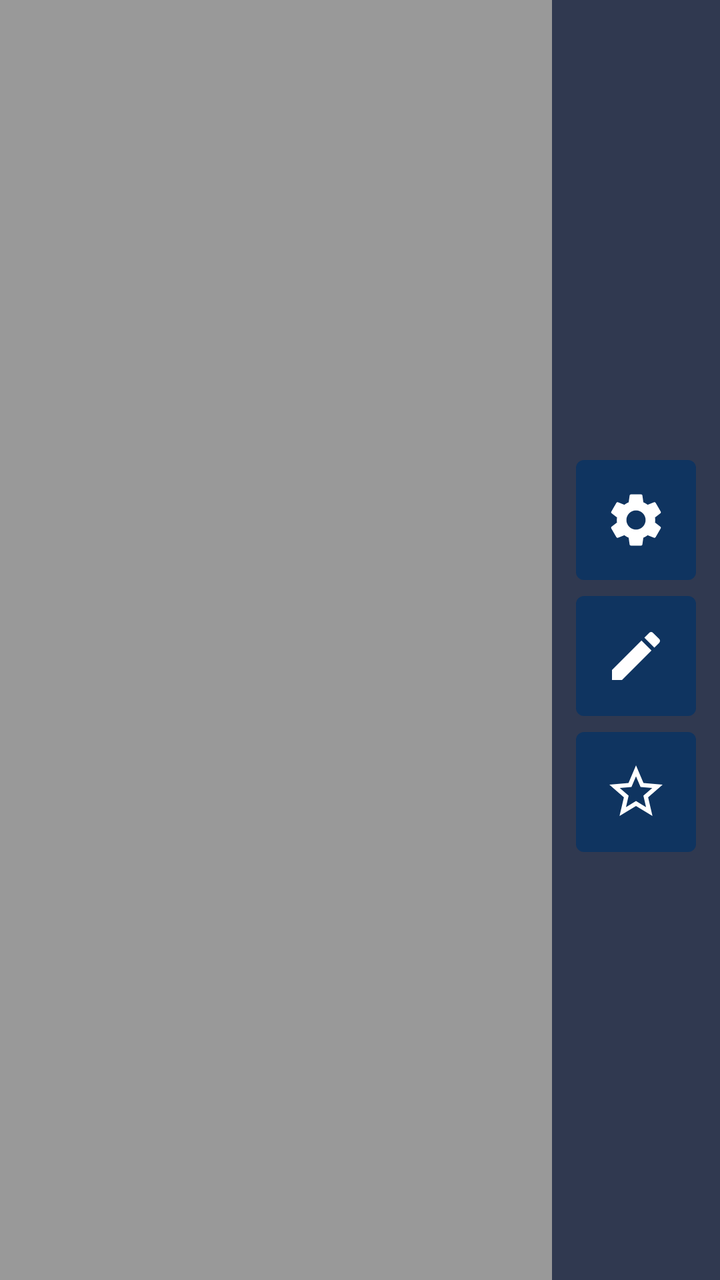
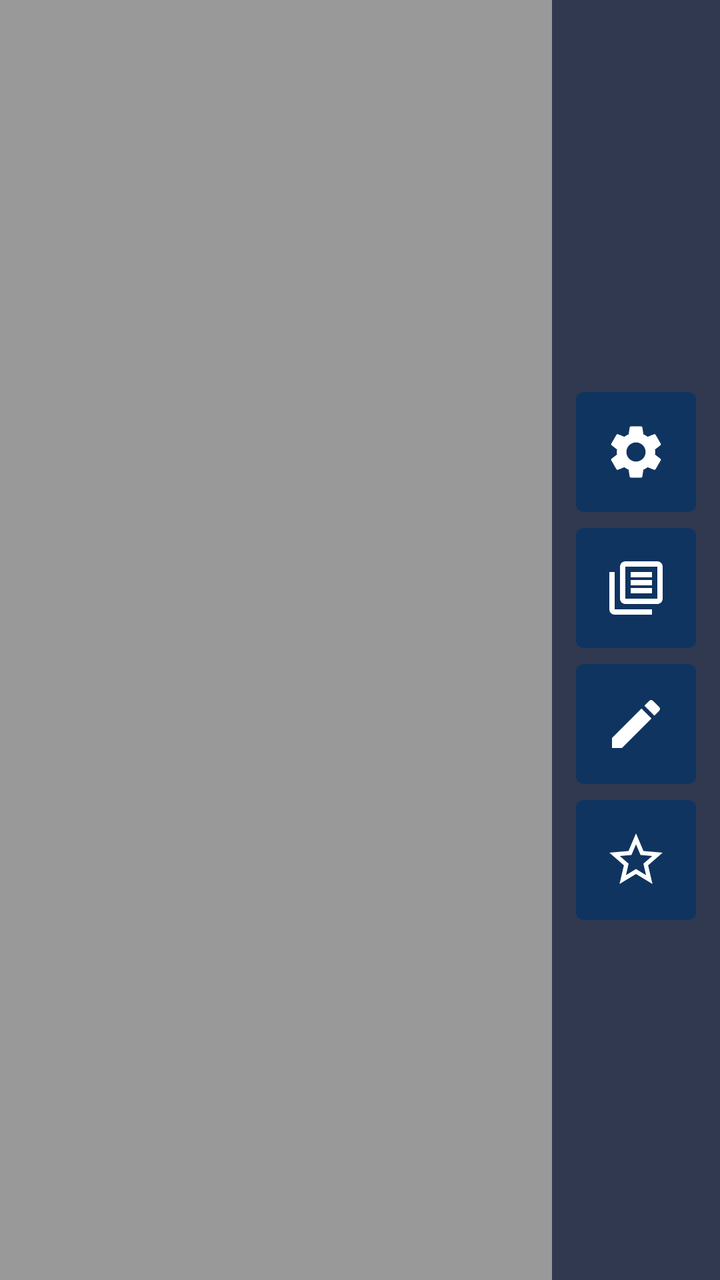

An Android layout rendered at two revisions. The XML below is the earlier revision; the diff shows what the commit changed to produce the second picture.
<!-- AndroidManifest.xml: application theme Theme.TVLivePlayer -->
<!-- res/layout/fragment_main_menu.xml -->
<?xml version="1.0" encoding="utf-8"?>
<FrameLayout xmlns:android="http://schemas.android.com/apk/res/android"
    android:layout_width="match_parent"
    android:layout_height="match_parent"
    android:background="#66000000">

    <LinearLayout
        android:layout_width="wrap_content"
        android:layout_height="match_parent"
        android:layout_gravity="end"
        android:background="#CC16213E"
        android:gravity="center"
        android:orientation="vertical"
        android:padding="12dp">

        <TextView
            android:id="@+id/tv_menu_channel_info"
            android:layout_width="match_parent"
            android:layout_height="wrap_content"
            android:gravity="center"
            android:padding="8dp"
            android:textColor="@color/text_primary"
            android:textSize="14sp"
            android:visibility="gone" />

        <ImageButton
            android:id="@+id/btn_settings"
            android:layout_width="60dp"
            android:layout_height="60dp"
            android:layout_marginTop="16dp"
            android:background="@drawable/menu_item_bg"
            android:clickable="true"
            android:focusable="true"
            android:padding="12dp"
            android:scaleType="centerInside"
            android:src="@drawable/ic_settings" />

        <ImageButton
            android:id="@+id/btn_channel_edit"
            android:layout_width="60dp"
            android:layout_height="60dp"
            android:layout_marginTop="8dp"
            android:background="@drawable/menu_item_bg"
            android:clickable="true"
            android:focusable="true"
            android:padding="12dp"
            android:scaleType="centerInside"
            android:src="@drawable/ic_edit" />

        <ImageButton
            android:id="@+id/btn_favorite"
            android:layout_width="60dp"
            android:layout_height="60dp"
            android:layout_marginTop="8dp"
            android:background="@drawable/menu_item_bg"
            android:clickable="true"
            android:focusable="true"
            android:padding="12dp"
            android:scaleType="centerInside"
            android:src="@drawable/ic_favorite_outline" />

    </LinearLayout>

</FrameLayout>
<!-- resources referenced by this layout -->
<resources>
  <color name="text_primary">#FFFFFF</color>
  <!-- drawable ic_edit (drawable) -->
  <vector xmlns:android="http://schemas.android.com/apk/res/android"
      android:width="32dp"
      android:height="32dp"
      android:viewportWidth="24"
      android:viewportHeight="24">
      <path
          android:fillColor="#FFFFFFFF"
          android:pathData="M3,17.25V21h3.75L17.81,9.94l-3.75,-3.75L3,17.25zM20.71,7.04c0.39,-0.39 0.39,-1.02 0,-1.41l-2.34,-2.34c-0.39,-0.39 -1.02,-0.39 -1.41,0l-1.83,1.83 3.75,3.75 1.83,-1.83z" />
  </vector>
  <!-- drawable ic_favorite_outline (drawable) -->
  <vector xmlns:android="http://schemas.android.com/apk/res/android"
      android:width="32dp"
      android:height="32dp"
      android:viewportWidth="24"
      android:viewportHeight="24">
      <path
          android:fillColor="#FFFFFFFF"
          android:pathData="M22,9.24l-7.19,-0.62L12,2 9.19,8.63 2,9.24l5.46,4.73L5.82,21 12,17.27 18.18,21l-1.63,-7.03L22,9.24zM12,15.4l-3.76,2.27 1,-4.28 -3.32,-2.88 4.38,-0.38L12,6.1l1.71,4.04 4.38,0.38 -3.32,2.88 1,4.28L12,15.4z" />
  </vector>
  <!-- drawable ic_settings (drawable) -->
  <vector xmlns:android="http://schemas.android.com/apk/res/android"
      android:width="32dp"
      android:height="32dp"
      android:viewportWidth="24"
      android:viewportHeight="24">
      <path
          android:fillColor="#FFFFFFFF"
          android:pathData="M19.14,12.94c0.04,-0.3 0.06,-0.61 0.06,-0.94c0,-0.32 -0.02,-0.64 -0.07,-0.94l2.03,-1.58c0.18,-0.14 0.23,-0.41 0.12,-0.61l-1.92,-3.32c-0.12,-0.22 -0.37,-0.29 -0.59,-0.22l-2.39,0.96c-0.5,-0.38 -1.03,-0.7 -1.62,-0.94L14.4,2.81c-0.04,-0.24 -0.24,-0.41 -0.48,-0.41h-3.84c-0.24,0 -0.43,0.17 -0.47,0.41L9.25,5.35C8.66,5.59 8.12,5.92 7.63,6.29L5.24,5.33c-0.22,-0.08 -0.47,0 -0.59,0.22L2.74,8.87C2.62,9.08 2.66,9.34 2.86,9.48l2.03,1.58C4.84,11.36 4.8,11.69 4.8,12s0.02,0.64 0.07,0.94l-2.03,1.58c-0.18,0.14 -0.23,0.41 -0.12,0.61l1.92,3.32c0.12,0.22 0.37,0.29 0.59,0.22l2.39,-0.96c0.5,0.38 1.03,0.7 1.62,0.94l0.36,2.54c0.05,0.24 0.24,0.41 0.48,0.41h3.84c0.24,0 0.44,-0.17 0.47,-0.41l0.36,-2.54c0.59,-0.24 1.13,-0.56 1.62,-0.94l2.39,0.96c0.22,0.08 0.47,0 0.59,-0.22l1.92,-3.32c0.12,-0.22 0.07,-0.47 -0.12,-0.61L19.14,12.94zM12,15.6c-1.98,0 -3.6,-1.62 -3.6,-3.6s1.62,-3.6 3.6,-3.6s3.6,1.62 3.6,3.6S13.98,15.6 12,15.6z" />
  </vector>
  <!-- drawable menu_item_bg (drawable) -->
  <?xml version="1.0" encoding="utf-8"?>
  <selector xmlns:android="http://schemas.android.com/apk/res/android">
      <item android:state_focused="true">
          <shape android:shape="rectangle">
              <solid android:color="@color/accent" />
              <corners android:radius="4dp" />
          </shape>
      </item>
      <item>
          <shape android:shape="rectangle">
              <solid android:color="@color/card_background" />
              <corners android:radius="4dp" />
          </shape>
      </item>
  </selector>
  <style name="Theme.TVLivePlayer" parent="Theme.Leanback">
          <item name="android:statusBarColor">@color/background</item>
          <item name="android:navigationBarColor">@color/background</item>
      </style>
  <color name="accent">#4A90D9</color>
  <color name="card_background">#0F3460</color>
  <color name="background">#1A1A2E</color>
</resources>

<!-- the commit's change to res/layout/fragment_main_menu.xml (unified diff, before → after) -->
@@ -36,6 +36,18 @@
             android:src="@drawable/ic_settings" />
 
         <ImageButton
+            android:id="@+id/btn_source_mgmt"
+            android:layout_width="60dp"
+            android:layout_height="60dp"
+            android:layout_marginTop="8dp"
+            android:background="@drawable/menu_item_bg"
+            android:clickable="true"
+            android:focusable="true"
+            android:padding="12dp"
+            android:scaleType="centerInside"
+            android:src="@drawable/ic_source" />
+
+        <ImageButton
             android:id="@+id/btn_channel_edit"
             android:layout_width="60dp"
             android:layout_height="60dp"
<!-- resource entries referenced after the edit -->
@@ -31,6 +31,16 @@
           android:fillColor="#FFFFFFFF"
           android:pathData="M19.14,12.94c0.04,-0.3 0.06,-0.61 0.06,-0.94c0,-0.32 -0.02,-0.64 -0.07,-0.94l2.03,-1.58c0.18,-0.14 0.23,-0.41 0.12,-0.61l-1.92,-3.32c-0.12,-0.22 -0.37,-0.29 -0.59,-0.22l-2.39,0.96c-0.5,-0.38 -1.03,-0.7 -1.62,-0.94L14.4,2.81c-0.04,-0.24 -0.24,-0.41 -0.48,-0.41h-3.84c-0.24,0 -0.43,0.17 -0.47,0.41L9.25,5.35C8.66,5.59 8.12,5.92 7.63,6.29L5.24,5.33c-0.22,-0.08 -0.47,0 -0.59,0.22L2.74,8.87C2.62,9.08 2.66,9.34 2.86,9.48l2.03,1.58C4.84,11.36 4.8,11.69 4.8,12s0.02,0.64 0.07,0.94l-2.03,1.58c-0.18,0.14 -0.23,0.41 -0.12,0.61l1.92,3.32c0.12,0.22 0.37,0.29 0.59,0.22l2.39,-0.96c0.5,0.38 1.03,0.7 1.62,0.94l0.36,2.54c0.05,0.24 0.24,0.41 0.48,0.41h3.84c0.24,0 0.44,-0.17 0.47,-0.41l0.36,-2.54c0.59,-0.24 1.13,-0.56 1.62,-0.94l2.39,0.96c0.22,0.08 0.47,0 0.59,-0.22l1.92,-3.32c0.12,-0.22 0.07,-0.47 -0.12,-0.61L19.14,12.94zM12,15.6c-1.98,0 -3.6,-1.62 -3.6,-3.6s1.62,-3.6 3.6,-3.6s3.6,1.62 3.6,3.6S13.98,15.6 12,15.6z" />
   </vector>
+  <!-- drawable ic_source (drawable) -->
+  <vector xmlns:android="http://schemas.android.com/apk/res/android"
+      android:width="32dp"
+      android:height="32dp"
+      android:viewportWidth="24"
+      android:viewportHeight="24">
+      <path
+          android:fillColor="#FFFFFFFF"
+          android:pathData="M4,6H2v14c0,1.1 0.9,2 2,2h14v-2H4V6zM20,2H8C6.9,2 6,2.9 6,4v12c0,1.1 0.9,2 2,2h12c1.1,0 2,-0.9 2,-2V4C22,2.9 21.1,2 20,2zM20,16H8V4h12V16zM10,9h8v2h-8V9zM10,12h8v2h-8V12zM10,6h8v2h-8V6z" />
+  </vector>
   <!-- drawable menu_item_bg (drawable) -->
   <?xml version="1.0" encoding="utf-8"?>
   <selector xmlns:android="http://schemas.android.com/apk/res/android">
